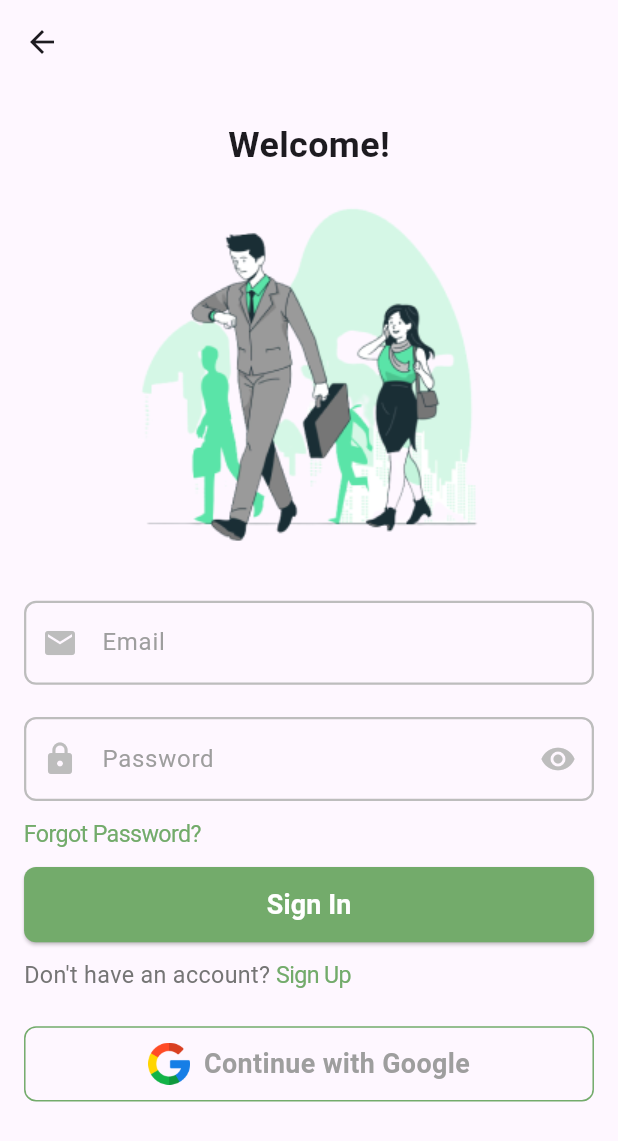
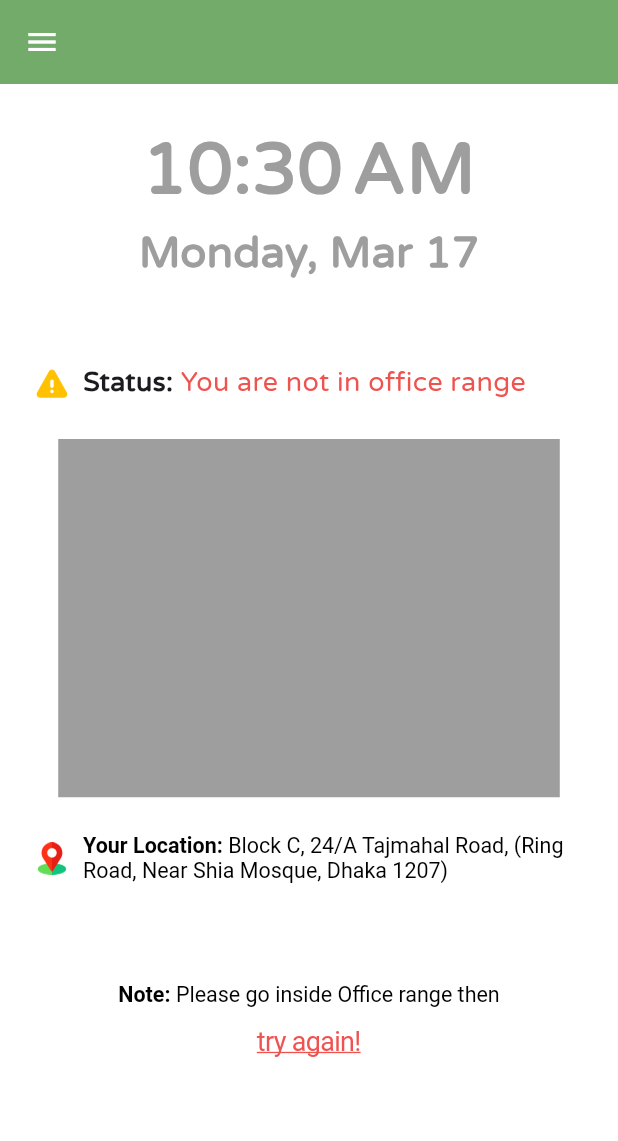
Before and after one commit to Zimil-Patel/emp_system, a Flutter app: the SignInPage screen opened directly, after a tap on "Sign In", on a phone screen of 412 x 824 dp. Shown: the top 1141 px of the screen. Run offline on Flutter 3.47's test engine with Material 3 defaults, Android fonts, the phone set to English and light mode, and no system bars; our stand-ins replace firebase_core, flutter_screenutil, get; accounts and stored records are empty.

Commit message:
17 Mar 2025

```diff
--- a/lib/main.dart
+++ b/lib/main.dart
@@ -27,11 +27,9 @@ class EmployeeSystem extends StatelessWidget {
       designSize: Size(360, 690), // Base reference size
       minTextAdapt: true,
       builder: (context, child) => GetMaterialApp(
-        home: MaterialApp(
-          theme: AppTheme.lightTheme,
-          home: SplashPage(),
+        theme: AppTheme.lightTheme,
+        home: SplashPage(),
         ),
-      ),
     );
   }
 }
--- a/lib/screens/auth/sign_in_page.dart
+++ b/lib/screens/auth/sign_in_page.dart
@@ -5,6 +5,7 @@ import 'package:flutter_screenutil/flutter_screenutil.dart';
 import 'package:get/get.dart';
 
 import '../../theme/app_theme.dart';
+import '../map page/map_page.dart';
 import 'components/outlined_text_field.dart';
 
 class SignInPage extends StatelessWidget {
@@ -18,10 +19,17 @@ class SignInPage extends StatelessWidget {
     return Scaffold(
       appBar: AppBar(
         backgroundColor: Colors.transparent,
+        elevation: 0,
+        surfaceTintColor: Colors.transparent,
       ),
-      body: SafeArea(
-        child: Padding(
+      body: Padding(
         padding: EdgeInsets.symmetric(horizontal: 14.w, vertical: 20.h),
+        child: Center(
+          child: ConstrainedBox(
+            constraints: BoxConstraints(
+              minHeight: MediaQuery.of(context).size.height,
+            ),
+            child: IntrinsicHeight(
               child: SingleChildScrollView(
                 child: Column(
                   mainAxisAlignment: MainAxisAlignment.center,
@@ -36,9 +44,12 @@ class SignInPage extends StatelessWidget {
                     ),
 
                     // WORK TIME LOGO
-                AspectRatio(
-                  aspectRatio: 1.2.h,
-                  child: Image.asset('assets/images/timeWork.png'),
+                    Center(
+                      child: Image.asset(
+                        'assets/images/timeWork.png',
+                        height: 240.h,
+                        width: double.infinity,
+                      ),
                     ),
 
                     SizedBox(height: 10.h),
@@ -53,7 +64,6 @@ class SignInPage extends StatelessWidget {
                     outlinedTextField(
                         hintText: 'Password', icon: Icons.lock, controller: txtPass),
 
-
                     // ALREADY HAVE ACCOUNT SIGN IN HERE
                     CupertinoButton(
                       padding: EdgeInsets.zero,
@@ -65,7 +75,6 @@ class SignInPage extends StatelessWidget {
                         style: TextStyle(color: primaryColor, fontSize: 13.h),
                       ),
                     ),
-
 
                     // SIGN IN BUTTON
                     Material(
@@ -82,7 +91,7 @@ class SignInPage extends StatelessWidget {
                               backgroundColor: primaryColor,
                             ),
                             onPressed: () {
-
+                              Get.to(() => MapPage());
                             },
                             child: Text(
                               'Sign In',
@@ -120,9 +129,7 @@ class SignInPage extends StatelessWidget {
                       ],
                     ),
 
-
                     SizedBox(height: 10.h),
-
 
                     // GOOGLE SIGN IN OPTION
                     SizedBox(
@@ -166,6 +173,8 @@ class SignInPage extends StatelessWidget {
               ),
             ),
           ),
+        ),
+      ),
     );
   }
 }
--- /dev/null
+++ b/lib/screens/map page/map_page.dart
@@ -0,0 +1,194 @@
+import 'package:flutter/cupertino.dart';
+import 'package:flutter/material.dart';
+import 'package:flutter_screenutil/flutter_screenutil.dart';
+import 'package:intl/intl.dart';
+
+import 'components/timing_info_row.dart';
+
+class MapPage extends StatelessWidget {
+  const MapPage({super.key});
+
+  @override
+  Widget build(BuildContext context) {
+    return Scaffold(
+      appBar: AppBar(
+        leading: Icon(
+          Icons.menu,
+          color: Colors.white,
+        ),
+      ),
+
+      // BODY
+      body: Padding(
+        padding: EdgeInsets.symmetric(horizontal: 20.h),
+        child: Column(
+          children: [
+            SizedBox(
+              height: 20.h,
+            ),
+
+            Center(
+              child: Text(
+                DateFormat.jm().format(DateTime.now()),
+                style: TextStyle(
+                  fontSize: 40.h,
+                  color: Colors.grey,
+                  fontWeight: FontWeight.w900,
+                ),
+              ),
+            ),
+
+            Center(
+              child: Text(
+                DateFormat('EEEE, MMM dd').format(DateTime.now()),
+                style: TextStyle(
+                  fontSize: 24.h,
+                  color: Colors.grey,
+                  fontWeight: FontWeight.w600,
+                ),
+              ),
+            ),
+
+            Spacer(),
+
+            // LOCATION STATUS
+            Row(
+              children: [
+                Image.asset(
+                  'assets/images/alert_logo.png',
+                  height: 18.h,
+                ),
+                SizedBox(
+                  width: 10,
+                ),
+                Text(
+                  'Status: ',
+                  style: TextStyle(
+                    fontWeight: FontWeight.w600,
+                    fontSize: 15.h,
+                  ),
+                ),
+                Expanded(
+                  child: Text(
+                    'You are not in office range',
+                    style: TextStyle(
+                      color: Colors.red.shade400,
+                      fontSize: 15.h,
+                    ),
+                  ),
+                ),
+              ],
+            ),
+
+            SizedBox(height: 20.h),
+
+            // GOOGLE MAP
+            SizedBox(
+              height: 200.h,
+              width: 280.h,
+              child: Container(
+                color: Colors.grey,
+              ),
+            ),
+
+            SizedBox(height: 20.h),
+
+            // CURRENT LOCATION ADDRESS
+            Row(
+              children: [
+                Image.asset(
+                  'assets/images/location_logo.png',
+                  height: 18.h,
+                ),
+                SizedBox(
+                  width: 10,
+                ),
+                Expanded(
+                  child: RichText(
+                    softWrap: true,
+                    maxLines: 3,
+                    overflow: TextOverflow.ellipsis,
+                    text: TextSpan(
+                      children: [
+                        TextSpan(
+                          text: 'Your Location: ',
+                          style: TextStyle(
+                            color: Colors.black,
+                            fontWeight: FontWeight.w600,
+                            fontSize: 12.h,
+                          ),
+                        ),
+
+                        TextSpan(
+                          text: 'Block C, 24/A Tajmahal Road, (Ring Road, Near Shia Mosque, Dhaka 1207)',
+                          style: TextStyle(
+                            color: Colors.black,
+                            fontSize: 12.h,
+                          ),
+                        ),
+                      ],
+                    ),
+                  ),
+                ),
+              ],
+            ),
+
+            Spacer(flex: 1),
+
+            // CHECK IN, CHECK OUT, WORKING HOUR
+            if(false) TimingInfoRow(),
+
+            // CURRENT LOCATION ADDRESS
+            if(true) Padding(
+              padding: EdgeInsets.only(top: 10.h),
+              child: Column(
+                children: [
+                  RichText(
+                    softWrap: true,
+                    maxLines: 3,
+                    overflow: TextOverflow.ellipsis,
+                    text: TextSpan(
+                      children: [
+                        TextSpan(
+                          text: 'Note: ',
+                          style: TextStyle(
+                            color: Colors.black,
+                            fontWeight: FontWeight.w600,
+                            fontSize: 12.h,
+                          ),
+                        ),
+
+                        TextSpan(
+                          text: 'Please go inside Office range then',
+                          style: TextStyle(
+                            color: Colors.black,
+                            fontSize: 12.h,
+                          ),
+                        ),
+                      ],
+                    ),
+                  ),
+
+                  CupertinoButton(
+                    padding: EdgeInsets.zero,
+                    onPressed: (){},
+                    child: Text(
+                      'try again!',
+                      style: TextStyle(
+                        decoration: TextDecoration.underline,
+                        color: Colors.red.shade400,
+                        fontSize: 15.h,
+                      ),
+                    ),
+                  ),
+                ],
+              ),
+            ),
+
+            Spacer(flex: 2),
+          ],
+        ),
+      ),
+    );
+  }
+}
--- a/pubspec.yaml
+++ b/pubspec.yaml
@@ -20,6 +20,8 @@ dependencies:
   get: ^4.7.2
   intl: ^0.20.2
   flutter_screenutil: ^5.9.3
+  google_maps_flutter: ^2.10.1
+
 
 dev_dependencies:
   flutter_test:
```
Also changed, not shown: lib/screens/auth/supervisor_sign_in_page.dart (+9 -9 lines), lib/screens/map page/components/timing_info_row.dart (added, +117 -0 lines), assets/images/alert_logo.png (added), assets/images/event10.png (added), assets/images/event7.png (added), assets/images/location_logo.png (added), assets/images/logo.png, pubspec.lock. Lines whose indentation alone changed are shown as unchanged.
